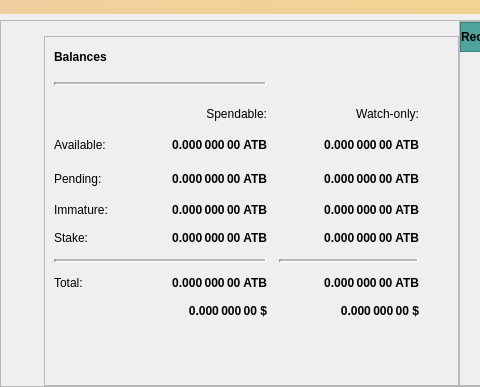
Qt form src/qt/forms/overviewpage.ui (odrowonz/atbcoin-insight) before a commit; both pictures show x 0 to 480 and y 0 to 387 of the 875 by 387 pixel window.
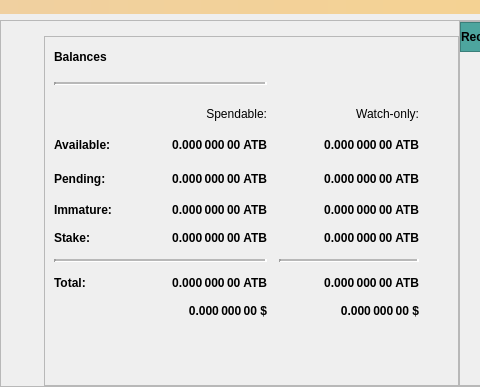
The same form after that commit. Icons and pictures are not drawn.

```diff
--- a/src/qt/forms/overviewpage.ui
+++ b/src/qt/forms/overviewpage.ui
@@ -205,6 +205,12 @@
                </item>
                <item row="8" column="0">
                 <widget class="QLabel" name="labelTotalText">
+                 <property name="font">
+                  <font>
+                   <weight>75</weight>
+                   <bold>true</bold>
+                  </font>
+                 </property>
                  <property name="text">
                   <string>Total:</string>
                  </property>
@@ -237,6 +243,12 @@
                </item>
                <item row="5" column="0">
                 <widget class="QLabel" name="labelImmatureText">
+                 <property name="font">
+                  <font>
+                   <weight>75</weight>
+                   <bold>true</bold>
+                  </font>
+                 </property>
                  <property name="text">
                   <string>Immature:</string>
                  </property>
@@ -304,6 +316,12 @@
                </item>
                <item row="3" column="0">
                 <widget class="QLabel" name="labelBalanceText">
+                 <property name="font">
+                  <font>
+                   <weight>75</weight>
+                   <bold>true</bold>
+                  </font>
+                 </property>
                  <property name="text">
                   <string>Available:</string>
                  </property>
@@ -361,6 +379,12 @@
                </item>
                <item row="4" column="0">
                 <widget class="QLabel" name="labelPendingText">
+                 <property name="font">
+                  <font>
+                   <weight>75</weight>
+                   <bold>true</bold>
+                  </font>
+                 </property>
                  <property name="text">
                   <string>Pending:</string>
                  </property>
@@ -409,6 +433,12 @@
                </item>
                <item row="6" column="0">
                 <widget class="QLabel" name="labelStakeText">
+                 <property name="font">
+                  <font>
+                   <weight>75</weight>
+                   <bold>true</bold>
+                  </font>
+                 </property>
                  <property name="text">
                   <string>Stake:</string>
                  </property>
```
